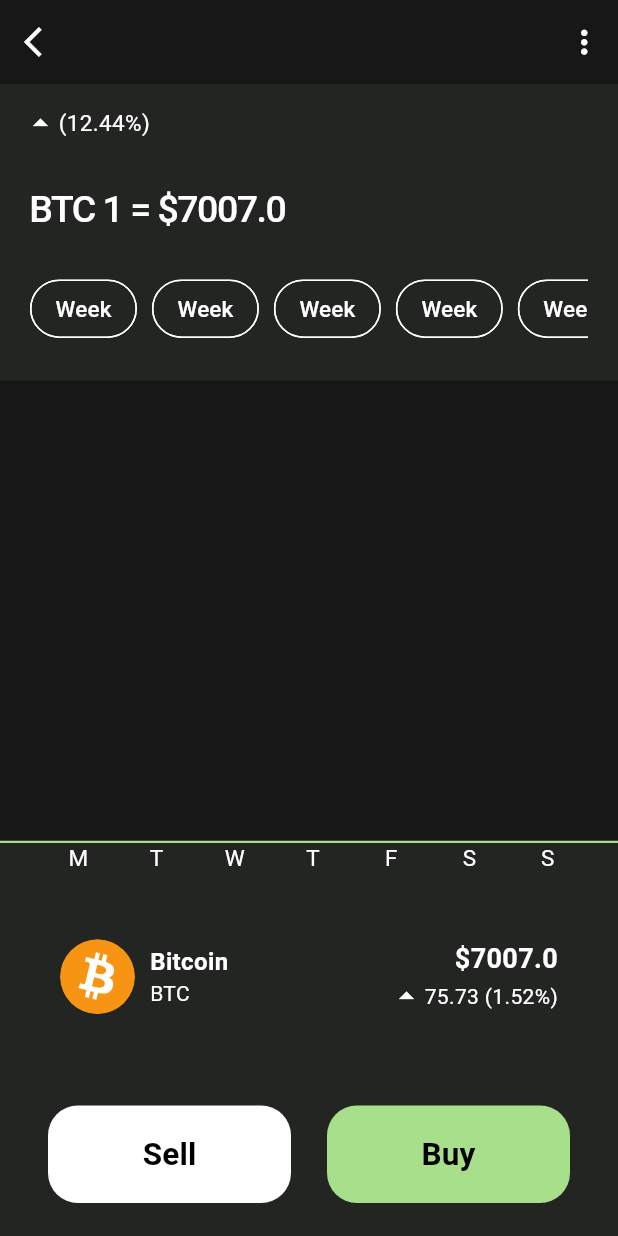
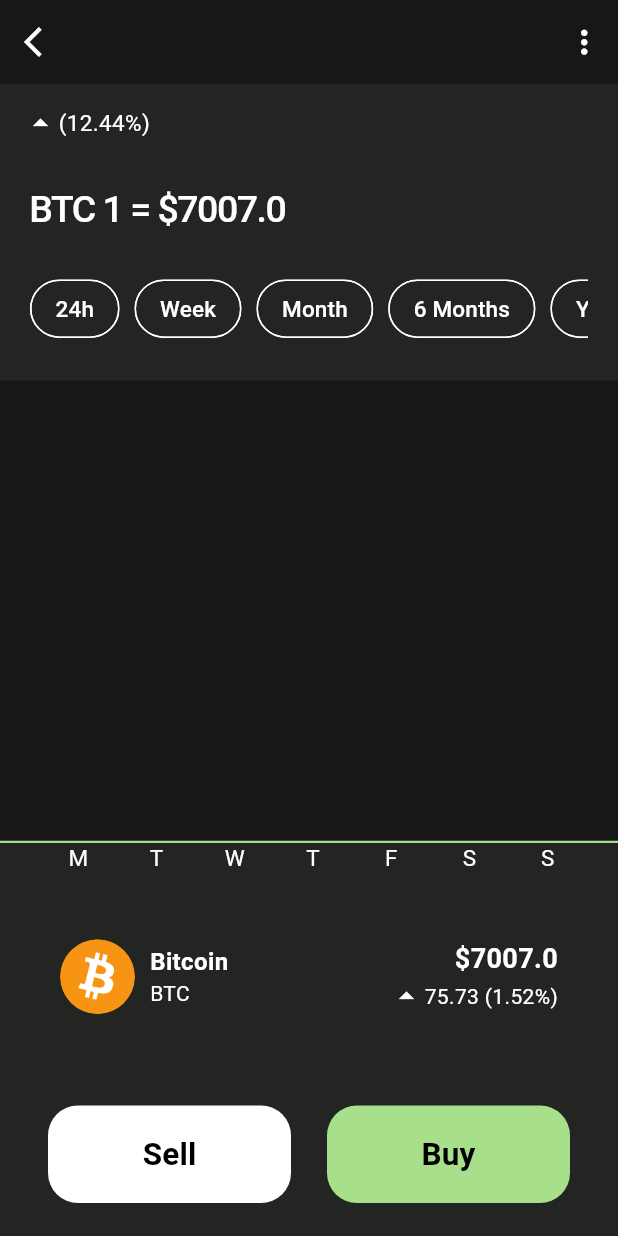
Before and after one commit to santtiagogp/Crypto-UI, a Flutter app: the CurrencyOverview screen opened directly with sample values from the repository, on a phone screen of 412 x 824 dp. Run offline on Flutter 3.47's test engine with Material 3 defaults, Android fonts, the phone set to English and light mode, and no system bars; drawn by our look-alikes of fl_chart; our stand-ins replace google_fonts, shared_preferences; accounts and stored records are empty.

Commit message:
currency overview pills fixed

```diff
--- a/lib/ui/pages/currency_overview/currency_overview_page.dart
+++ b/lib/ui/pages/currency_overview/currency_overview_page.dart
@@ -4,6 +4,7 @@
 import '../../widgets/crypto_chip.dart';
 import '../../widgets/discover_card.dart';
 import '../../widgets/page_button.dart';
+import '../home/models/home_data.dart';
 import '../home/models/home_data_model.dart';
 import 'widgets/home_chart.dart';
 
@@ -18,6 +19,8 @@
 
   @override
   Widget build(BuildContext context) {
+
+    final HomeData overviewData = HomeData();
 
     final size = MediaQuery.of(context).size;
 
@@ -64,7 +67,8 @@
               height: 40,
               child: ListView.separated(
                 scrollDirection: Axis.horizontal,
-                itemBuilder: (context, index) => const CryptoChip(text: 'Week'),
+                itemBuilder: (context, index) =>
+                  CryptoChip(text: overviewData.chartPills[index]),
                 separatorBuilder: (context, index) => const SizedBox(
                   width: 10,
                 ),
--- a/lib/ui/pages/home/models/home_data.dart
+++ b/lib/ui/pages/home/models/home_data.dart
@@ -61,5 +61,13 @@
     'Increasing'
   ];
 
+  List<String> chartPills = [
+    '24h',
+    'Week',
+    'Month',
+    '6 Months',
+    'Year'
+  ];
+
 
 }
```
